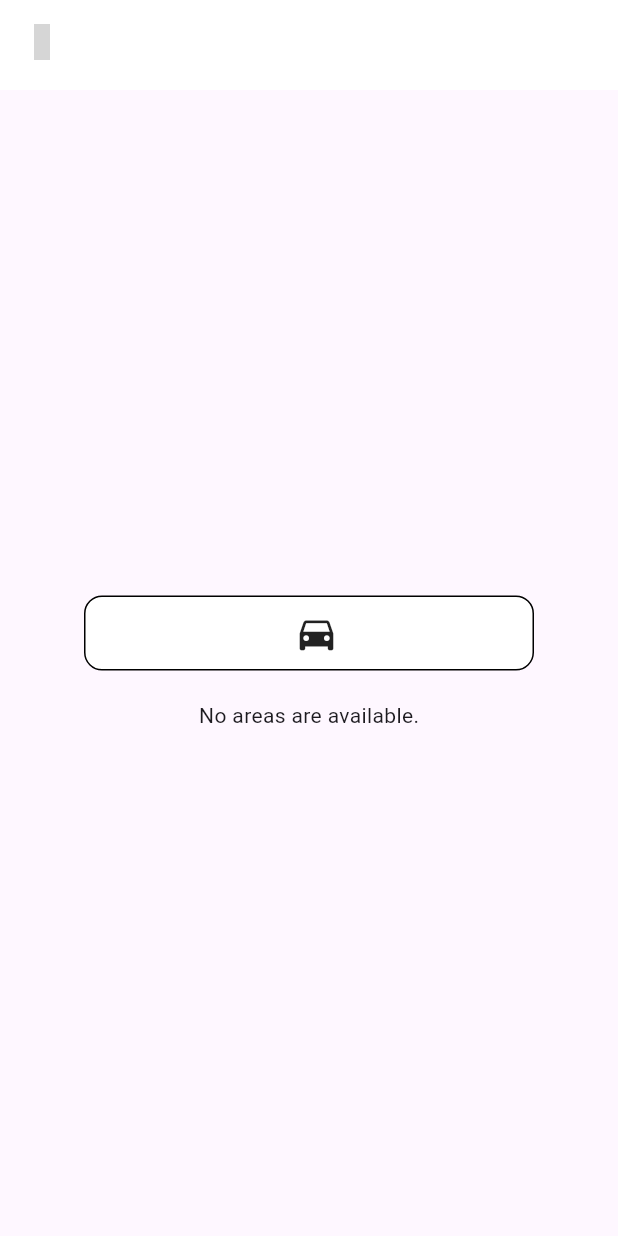
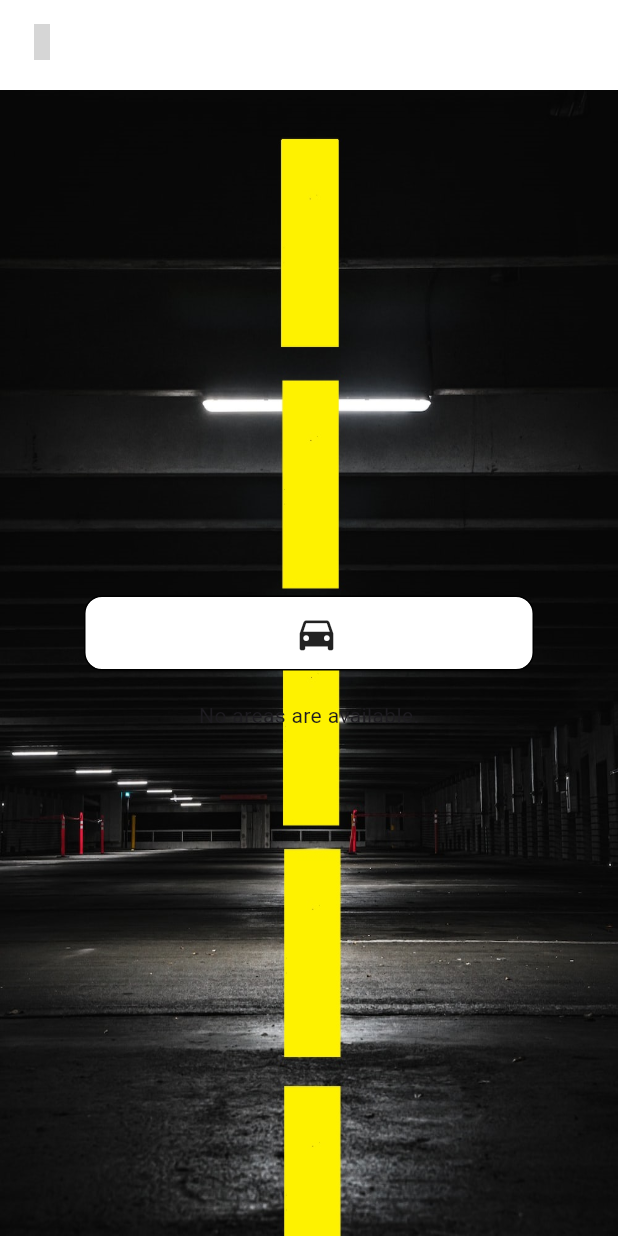
Before and after one commit to mahmoudmohamed74/Racnety, a Flutter app: the BookingClassScreen screen opened by its route, on a phone screen of 412 x 824 dp. Run offline on Flutter 3.47's test engine with Material 3 defaults, Android fonts, the phone set to English and light mode, and no system bars; our stand-ins replace bloc, cloud_firestore, conditional_builder_null_safety, connectivity_plus, dartz, dio and 9 more; missing offline and left inert: flutter_paypal, webview_flutter_x5; accounts and stored records are empty; statements that could not run were skipped; grey boxes are pictures that could not be loaded.

Commit message:
ui final updates

```diff
--- a/lib/core/assets/app_assets.dart
+++ b/lib/core/assets/app_assets.dart
@@ -18,6 +18,10 @@ class ImageAssets {
   static const String washing_inside = "$IMAGE_PATH/washing_inside.png";
   static const String elec = "$IMAGE_PATH/elec.png";
   static const String balanced = "$IMAGE_PATH/balanced.png";
+  static const String slotImg = "$IMAGE_PATH/slot.png";
+  static const String homeBackGrd = "$IMAGE_PATH/home.jpg";
+  static const String areaBackGrd = "$IMAGE_PATH/area_back.jpg";
+  static const String changeOilSer = "$IMAGE_PATH/changeoil.jpg";
 }
 
 class JsonAssets {
--- a/lib/features/booking/presentation/controllers/booking_state.dart
+++ b/lib/features/booking/presentation/controllers/booking_state.dart
@@ -17,7 +17,8 @@ class BookingState extends Equatable {
   final String? duration;
   final String? startTime;
   final String? error;
-
+  final bool? isGeneratingCode;
+  final String? codeString;
   const BookingState({
     required this.selGarage,
     required this.selArea,
@@ -26,6 +27,8 @@ class BookingState extends Equatable {
     required this.isLoading,
     required this.error,
     required this.localSlots,
+    required this.isGeneratingCode,
+    required this.codeString,
     required this.startTime,
     required this.paymentId,
     required this.slotsList,
@@ -43,6 +46,8 @@ class BookingState extends Equatable {
         selGarage = null,
         selArea = null,
         selSlot = null,
+        isGeneratingCode = false,
+        codeString = "",
         selHistIndex = 0,
         startTime = null,
         duration = null,
@@ -60,6 +65,8 @@ class BookingState extends Equatable {
     String? error,
     String? duration,
     String? startTime,
+    bool? isGeneratingCode,
+    String? codeString,
     List<AreaModel>? slotsList,
     List<AreaModel>? areasList,
     List<GarageModel>? garagesList,
@@ -90,6 +97,8 @@ class BookingState extends Equatable {
       slotsList: slotsList ?? this.slotsList,
       areasList: areasList ?? this.areasList,
       garagesList: garagesList ?? this.garagesList,
+      isGeneratingCode: isGeneratingCode ?? this.isGeneratingCode,
+      codeString: codeString ?? this.codeString,
     );
   }
 
@@ -98,6 +107,8 @@ class BookingState extends Equatable {
         isLoading,
         error,
         paymentId,
+        isGeneratingCode,
+        codeString,
         duration,
         startTime,
         slotsList,
--- a/lib/features/booking/presentation/views/screens/booking_class_screen.dart
+++ b/lib/features/booking/presentation/views/screens/booking_class_screen.dart
@@ -1,6 +1,7 @@
 import 'package:conditional_builder_null_safety/conditional_builder_null_safety.dart';
 import 'package:flutter/material.dart';
 import 'package:flutter_bloc/flutter_bloc.dart';
+import 'package:parking_app/core/assets/app_assets.dart';
 import 'package:parking_app/core/global/resources/values_manger.dart';
 import 'package:parking_app/core/themes/color_manager.dart';
 import 'package:parking_app/core/widgets/app_bar_widget.dart';
@@ -29,7 +30,14 @@ class BookingClassScreen extends StatelessWidget {
           if (state.isLoading) {
             return const Center(child: LoadingWidget());
           }
-          return Column(
+          return Stack(
+            children: [
+              Image.asset(
+                ImageAssets.areaBackGrd,
+                fit: BoxFit.fill,
+                height: double.infinity,
+              ),
+              Column(
                 mainAxisAlignment: MainAxisAlignment.center,
                 children: [
                   Align(
@@ -76,20 +84,37 @@ class BookingClassScreen extends StatelessWidget {
                   ConditionalBuilder(
                     condition: state.areasList.isNotEmpty,
                     builder: (context) => Expanded(
-                  child: ListView.separated(
-                    physics: const BouncingScrollPhysics(),
+                      child: GridView.builder(
+                        gridDelegate:
+                            const SliverGridDelegateWithFixedCrossAxisCount(
+                          crossAxisCount: 2, // Number of items per row
+                          crossAxisSpacing: 50, // Spacing between columns
+                          mainAxisSpacing: 8, // Spacing between rows
+                        ),
                         itemCount: state.areasList.length,
-                    separatorBuilder: (BuildContext context, int index) =>
-                        const SizedBox(
-                      height: AppSize.s5,
-                    ),
                         itemBuilder: (BuildContext context, int index) =>
                             CustomAreaWidget(
                           areaModel: state.areasList[index],
                         ),
                       ),
+
+                      // ListView.separated(
+                      //   physics: const BouncingScrollPhysics(),
+                      //   itemCount: state.areasList.length,
+                      //   separatorBuilder: (BuildContext context, int index) =>
+                      //       const SizedBox(
+                      //     height: AppSize.s5,
+                      //   ),
+                      //   itemBuilder: (BuildContext context, int index) =>
+                      //       CustomAreaWidget(
+                      //     areaModel: state.areasList[index],
+                      //   ),
+                      // ),
                     ),
-                fallback: (context) => const Text("No areas are available."),
+                    fallback: (context) =>
+                        const Text("No areas are available."),
+                  ),
+                ],
               ),
             ],
           );
--- a/lib/features/booking/presentation/views/widgets/custom_area_widget.dart
+++ b/lib/features/booking/presentation/views/widgets/custom_area_widget.dart
@@ -37,6 +37,7 @@ class CustomAreaWidget extends StatelessWidget {
         ),
         color: ColorManager.white,
         child: Column(
+          mainAxisAlignment: MainAxisAlignment.center,
           children: [
             const SizedBox(
               height: AppSize.s30,
--- a/lib/features/booking/presentation/views/widgets/service_widget.dart
+++ b/lib/features/booking/presentation/views/widgets/service_widget.dart
@@ -1,5 +1,4 @@
 import 'package:flutter/material.dart';
-import 'package:parking_app/core/assets/app_assets.dart';
 import 'package:parking_app/core/global/resources/values_manger.dart';
 import 'package:parking_app/core/themes/color_manager.dart';
 import 'package:parking_app/core/utils/app_constants.dart';
@@ -29,8 +28,6 @@ class ServiceWidget extends StatelessWidget {
             ),
           },
         );
-        print(serviceModel.name);
-        print(serviceModel.serviceCost);
       },
       child: SizedBox(
         width: MediaQuery.of(context).size.width * .99,
--- a/pubspec.yaml
+++ b/pubspec.yaml
@@ -59,6 +59,7 @@ dependencies:
   path_provider: ^2.0.0
   toggle_switch: ^2.3.0
   # flutter_stripe: ^9.2.0
+  qr_flutter: ^4.1.0
 
 dev_dependencies:
   flutter_test:
@@ -90,6 +91,10 @@ flutter:
     - assets/images/elec.png
     - assets/images/washing_inside.png
     - assets/images/wiper.png
+    - assets/images/slot.png
+    - assets/images/home.jpg
+    - assets/images/changeoil.jpg
+    - assets/images/area_back.jpg
   fonts:
     - family: IconBroken
       fonts:
```
Also changed, not shown: lib/features/booking/presentation/views/screens/booking_details_screen.dart (+5 -4 lines), lib/features/booking/presentation/views/screens/booking_solts_screen.dart (+13 -3 lines), lib/features/booking/presentation/views/screens/confirm_booking_screen.dart (+5 -3 lines), lib/features/booking/presentation/views/screens/confirm_services_screen.dart (+0 -47 lines), lib/features/booking/presentation/views/screens/home.dart (+13 -2 lines), lib/features/booking/presentation/views/screens/new_booking.dart (+11 -1 lines), lib/features/booking/presentation/views/widgets/custom_slots_widget.dart (+17 -7 lines), assets/images/area_back.jpg (added), assets/images/changeoil.jpg (added), assets/images/home.jpg (added), assets/images/photo_2024-02-15_22-20-18 5.png (deleted), assets/images/slot.png (added), pubspec.lock. Lines whose indentation alone changed are shown as unchanged.
